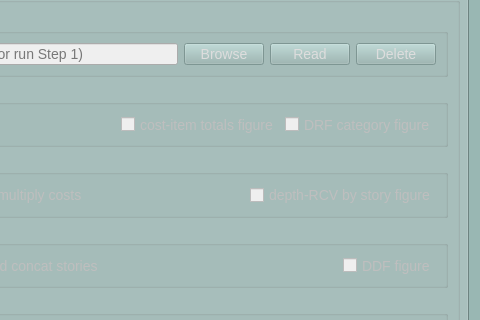
First picture: the form in cancurve/bldgs/cc_bldgs_dialog.ui, repository NRCan/CanCurve, before the edit; both pictures show x 320 to 800 and y 380 to 700 of the 800 by 877 pixel window.
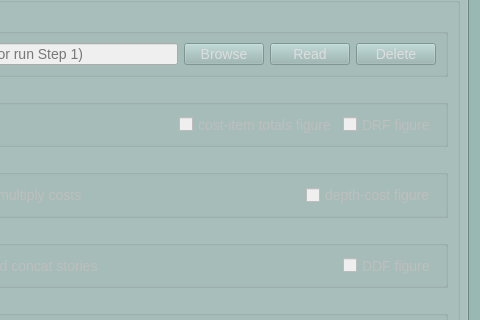
Second picture: the form after the edit. The open tabs and pages were chosen to show the change. Icons and pictures are not drawn. Custom widgets are drawn as their Qt base class.

```diff
--- a/cancurve/bldgs/cc_bldgs_dialog.ui
+++ b/cancurve/bldgs/cc_bldgs_dialog.ui
@@ -1608,7 +1608,7 @@
                   <bool>false</bool>
                  </property>
                  <property name="text">
-                  <string>DRF category figure</string>
+                  <string>DRF figure</string>
                  </property>
                 </widget>
                </item>
@@ -1700,7 +1700,7 @@
                   <bool>false</bool>
                  </property>
                  <property name="text">
-                  <string>depth-RCV by story figure</string>
+                  <string>depth-cost figure</string>
                  </property>
                 </widget>
                </item>
```
Left out of the diff: 2 changed lines with no effect on the pictures.
